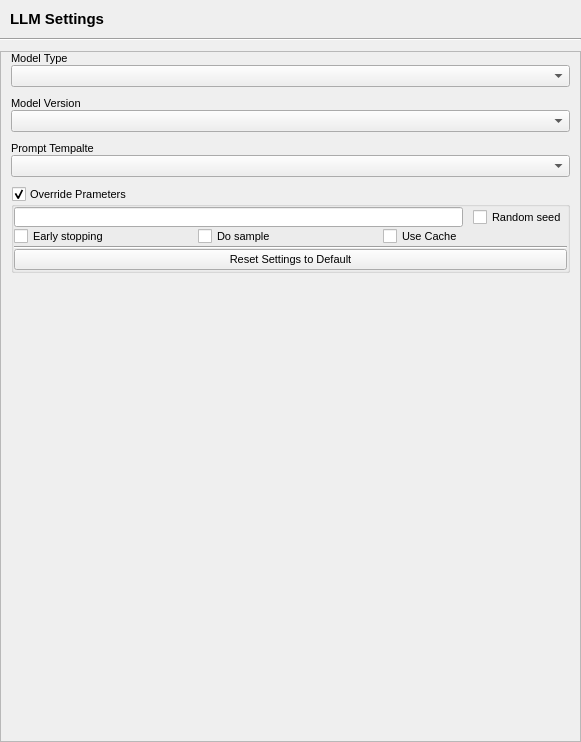
First picture: the form in src/airunner/widgets/llm/templates/llm_settings.ui, repository Capsize-Games/airunner, before the edit.
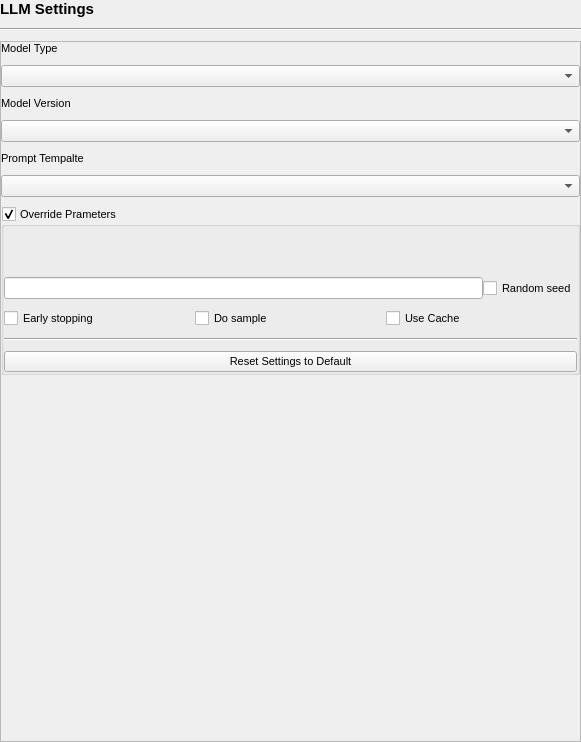
Second picture: the form after the edit. Custom widgets are drawn as their Qt base class.

What changed in the file:
```diff
--- a/src/airunner/widgets/llm/templates/llm_settings.ui
+++ b/src/airunner/widgets/llm/templates/llm_settings.ui
@@ -26,9 +26,32 @@
    <property name="bottomMargin">
     <number>0</number>
    </property>
+   <property name="horizontalSpacing">
+    <number>0</number>
+   </property>
    <property name="verticalSpacing">
     <number>10</number>
    </property>
+   <item row="0" column="0">
+    <widget class="QLabel" name="label_2">
+     <property name="font">
+      <font>
+       <pointsize>11</pointsize>
+       <bold>true</bold>
+      </font>
+     </property>
+     <property name="text">
+      <string>LLM Settings</string>
+     </property>
+    </widget>
+   </item>
+   <item row="1" column="0">
+    <widget class="Line" name="line_2">
+     <property name="orientation">
+      <enum>Qt::Orientation::Horizontal</enum>
+     </property>
+    </widget>
+   </item>
    <item row="2" column="0">
     <widget class="QScrollArea" name="scrollArea">
      <property name="frameShadow">
@@ -46,21 +69,24 @@
         <x>0</x>
         <y>0</y>
         <width>579</width>
-        <height>690</height>
+        <height>700</height>
        </rect>
       </property>
       <layout class="QGridLayout" name="gridLayout">
        <property name="leftMargin">
-        <number>10</number>
+        <number>0</number>
        </property>
        <property name="topMargin">
         <number>0</number>
        </property>
        <property name="rightMargin">
-        <number>10</number>
+        <number>0</number>
        </property>
        <property name="bottomMargin">
-        <number>10</number>
+        <number>0</number>
+       </property>
+       <property name="horizontalSpacing">
+        <number>0</number>
        </property>
        <property name="verticalSpacing">
         <number>10</number>
@@ -94,15 +120,15 @@
           <property name="bottomMargin">
            <number>0</number>
           </property>
-          <property name="spacing">
+          <property name="horizontalSpacing">
            <number>0</number>
           </property>
+          <property name="verticalSpacing">
+           <number>10</number>
+          </property>
           <item row="6" column="0">
            <widget class="QWidget" name="widget_19" native="true">
-            <layout class="QHBoxLayout" name="horizontalLayout_4">
-             <property name="spacing">
-              <number>10</number>
-             </property>
+            <layout class="QGridLayout" name="gridLayout_2">
              <property name="leftMargin">
               <number>0</number>
              </property>
@@ -115,7 +141,13 @@
              <property name="bottomMargin">
               <number>0</number>
              </property>
-             <item>
+             <property name="horizontalSpacing">
+              <number>0</number>
+             </property>
+             <property name="verticalSpacing">
+              <number>10</number>
+             </property>
+             <item row="0" column="0">
               <widget class="QLineEdit" name="seed">
                <property name="minimumSize">
                 <size>
@@ -125,7 +157,7 @@
                </property>
               </widget>
              </item>
-             <item>
+             <item row="0" column="1">
               <widget class="QCheckBox" name="random_seed">
                <property name="minimumSize">
                 <size>
@@ -561,6 +593,12 @@
           </item>
           <item row="8" column="0">
            <layout class="QGridLayout" name="gridLayout_3">
+            <property name="horizontalSpacing">
+             <number>0</number>
+            </property>
+            <property name="verticalSpacing">
+             <number>10</number>
+            </property>
             <item row="0" column="0">
              <widget class="QCheckBox" name="early_stopping">
               <property name="text">
@@ -724,9 +762,12 @@
           <property name="bottomMargin">
            <number>0</number>
           </property>
-          <property name="spacing">
+          <property name="horizontalSpacing">
            <number>0</number>
           </property>
+          <property name="verticalSpacing">
+           <number>10</number>
+          </property>
           <item row="1" column="0">
            <widget class="QComboBox" name="model_version">
             <property name="currentIndex">
@@ -764,9 +805,12 @@
           <property name="bottomMargin">
            <number>0</number>
           </property>
-          <property name="spacing">
+          <property name="horizontalSpacing">
            <number>0</number>
           </property>
+          <property name="verticalSpacing">
+           <number>10</number>
+          </property>
           <item row="1" column="0">
            <widget class="QComboBox" name="prompt_template"/>
           </item>
@@ -805,9 +849,12 @@
           <property name="bottomMargin">
            <number>0</number>
           </property>
-          <property name="spacing">
+          <property name="horizontalSpacing">
            <number>0</number>
           </property>
+          <property name="verticalSpacing">
+           <number>10</number>
+          </property>
           <item row="1" column="0">
            <widget class="QComboBox" name="model"/>
           </item>
@@ -825,59 +872,6 @@
      </widget>
     </widget>
    </item>
-   <item row="1" column="0">
-    <widget class="Line" name="line_2">
-     <property name="orientation">
-      <enum>Qt::Orientation::Horizontal</enum>
-     </property>
-    </widget>
-   </item>
-   <item row="0" column="0">
-    <widget class="QWidget" name="header" native="true">
-     <property name="sizePolicy">
-      <sizepolicy hsizetype="Preferred" vsizetype="Preferred">
-       <horstretch>0</horstretch>
-       <verstretch>0</verstretch>
-      </sizepolicy>
-     </property>
-     <property name="minimumSize">
-      <size>
-       <width>0</width>
-       <height>0</height>
-      </size>
-     </property>
-     <layout class="QGridLayout" name="gridLayout_5">
-      <property name="leftMargin">
-       <number>10</number>
-      </property>
-      <property name="topMargin">
-       <number>10</number>
-      </property>
-      <property name="rightMargin">
-       <number>10</number>
-      </property>
-      <property name="bottomMargin">
-       <number>0</number>
-      </property>
-      <property name="horizontalSpacing">
-       <number>4</number>
-      </property>
-      <item row="0" column="0">
-       <widget class="QLabel" name="label_2">
-        <property name="font">
-         <font>
-          <pointsize>11</pointsize>
-          <bold>true</bold>
-         </font>
-        </property>
-        <property name="text">
-         <string>LLM Settings</string>
-        </property>
-       </widget>
-      </item>
-     </layout>
-    </widget>
-   </item>
   </layout>
  </widget>
  <customwidgets>
```
Left out of the diff: 15 changed lines with no effect on the pictures.
